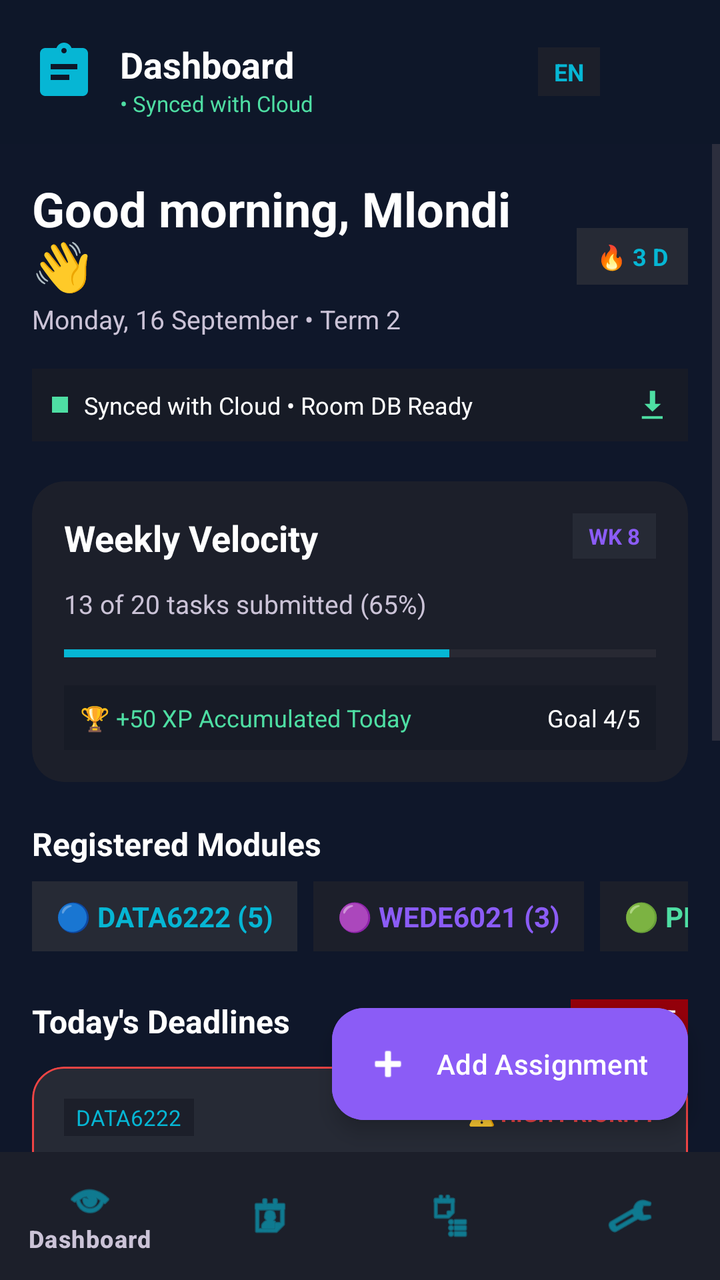
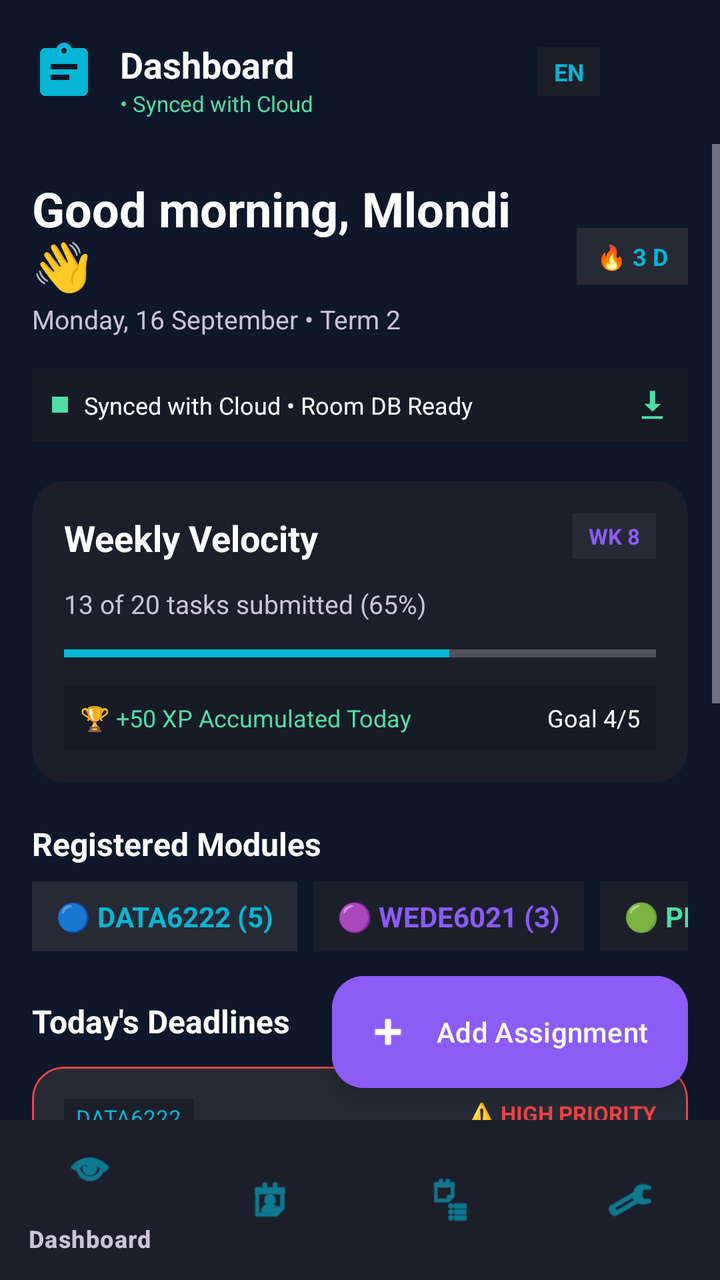

Before-and-after screenshots of an Android layout around one commit, followed by the original layout XML and the change that was made.
<!-- AndroidManifest.xml: application theme Theme.AssignmentPlanner -->
<!-- res/layout/activity_dashboard.xml -->
<?xml version="1.0" encoding="utf-8"?>
<androidx.constraintlayout.widget.ConstraintLayout xmlns:android="http://schemas.android.com/apk/res/android"
    xmlns:app="http://schemas.android.com/apk/res-auto"
    xmlns:tools="http://schemas.android.com/tools"
    android:layout_width="match_parent"
    android:layout_height="match_parent"
    android:background="@color/bg_gradient_start">

    
    <androidx.constraintlayout.widget.ConstraintLayout
        android:id="@+id/header_bar"
        android:layout_width="match_parent"
        android:layout_height="72dp"
        android:background="#1A0F131D"
        android:paddingHorizontal="16dp"
        app:layout_constraintTop_toTopOf="parent">

        <ImageView
            android:id="@+id/iv_logo"
            android:layout_width="32dp"
            android:layout_height="32dp"
            android:src="@drawable/ic_assignment_logo"
            app:layout_constraintBottom_toBottomOf="parent"
            app:layout_constraintStart_toStartOf="parent"
            app:layout_constraintTop_toTopOf="parent" />

        <TextView
            android:id="@+id/tv_header_title"
            android:layout_width="wrap_content"
            android:layout_height="wrap_content"
            android:layout_marginStart="12dp"
            android:text="Dashboard"
            android:textColor="@color/text_primary"
            android:textSize="18sp"
            android:textStyle="bold"
            app:layout_constraintStart_toEndOf="@id/iv_logo"
            app:layout_constraintTop_toTopOf="@id/iv_logo" />

        <TextView
            android:id="@+id/tv_sync_status"
            android:layout_width="wrap_content"
            android:layout_height="wrap_content"
            android:text="• Synced with Cloud"
            android:textColor="@color/tertiary_green"
            android:textSize="11sp"
            app:layout_constraintStart_toStartOf="@id/tv_header_title"
            app:layout_constraintTop_toBottomOf="@id/tv_header_title" />

        <LinearLayout
            android:layout_width="wrap_content"
            android:layout_height="wrap_content"
            android:gravity="center_vertical"
            android:orientation="horizontal"
            app:layout_constraintBottom_toBottomOf="parent"
            app:layout_constraintEnd_toEndOf="parent"
            app:layout_constraintTop_toTopOf="parent">

            <TextView
                android:layout_width="wrap_content"
                android:layout_height="wrap_content"
                android:background="@color/surface_container"
                android:paddingHorizontal="8dp"
                android:paddingVertical="4dp"
                android:text="EN"
                android:textColor="@color/accent_cyan"
                android:textSize="12sp"
                android:textStyle="bold" />

            <ImageView
                android:id="@+id/iv_profile_icon"
                android:layout_width="32dp"
                android:layout_height="32dp"
                android:layout_marginStart="12dp"
                android:src="@android:drawable/sym_def_app_icon"
                app:tint="@color/text_on_surface_variant" />
        </LinearLayout>
    </androidx.constraintlayout.widget.ConstraintLayout>

    
    <ScrollView
        android:layout_width="match_parent"
        android:layout_height="0dp"
        android:fillViewport="true"
        app:layout_constraintBottom_toTopOf="@id/bottom_nav"
        app:layout_constraintTop_toBottomOf="@id/header_bar">

        <LinearLayout
            android:layout_width="match_parent"
            android:layout_height="wrap_content"
            android:orientation="vertical"
            android:padding="16dp">

            
            <androidx.constraintlayout.widget.ConstraintLayout
                android:layout_width="match_parent"
                android:layout_height="wrap_content"
                android:layout_marginBottom="16dp">

                <TextView
                    android:id="@+id/tv_greeting"
                    android:layout_width="0dp"
                    android:layout_height="wrap_content"
                    android:text="Good morning, Mlondi 👋"
                    android:textColor="@color/text_primary"
                    android:textSize="24sp"
                    android:textStyle="bold"
                    app:layout_constraintEnd_toStartOf="@id/streak_pill"
                    app:layout_constraintStart_toStartOf="parent"
                    app:layout_constraintTop_toTopOf="parent" />

                <TextView
                    android:id="@+id/tv_date"
                    android:layout_width="wrap_content"
                    android:layout_height="wrap_content"
                    android:layout_marginTop="2dp"
                    android:text="Monday, 16 September • Term 2"
                    android:textColor="@color/text_on_surface_variant"
                    android:textSize="13sp"
                    app:layout_constraintStart_toStartOf="parent"
                    app:layout_constraintTop_toBottomOf="@id/tv_greeting" />

                <LinearLayout
                    android:id="@+id/streak_pill"
                    android:layout_width="wrap_content"
                    android:layout_height="wrap_content"
                    android:background="@color/surface_container_high"
                    android:gravity="center"
                    android:orientation="horizontal"
                    android:paddingHorizontal="10dp"
                    android:paddingVertical="6dp"
                    app:layout_constraintBottom_toBottomOf="parent"
                    app:layout_constraintEnd_toEndOf="parent"
                    app:layout_constraintTop_toTopOf="parent">

                    <TextView
                        android:layout_width="wrap_content"
                        android:layout_height="wrap_content"
                        android:text="🔥 3 D"
                        android:textColor="@color/accent_cyan"
                        android:textSize="12sp"
                        android:textStyle="bold" />
                </LinearLayout>
            </androidx.constraintlayout.widget.ConstraintLayout>

            
            <LinearLayout
                android:layout_width="match_parent"
                android:layout_height="wrap_content"
                android:layout_marginBottom="20dp"
                android:background="@color/surface_container_low"
                android:gravity="center_vertical"
                android:orientation="horizontal"
                android:padding="10dp">

                <View
                    android:layout_width="8dp"
                    android:layout_height="8dp"
                    android:layout_marginEnd="8dp"
                    android:background="@color/tertiary_green" />

                <TextView
                    android:layout_width="0dp"
                    android:layout_height="wrap_content"
                    android:layout_weight="1"
                    android:text="Synced with Cloud • Room DB Ready"
                    android:textColor="@color/text_primary"
                    android:textSize="12sp" />

                <ImageView
                    android:layout_width="16dp"
                    android:layout_height="16dp"
                    android:src="@android:drawable/stat_sys_download_done"
                    app:tint="@color/tertiary_green" />
            </LinearLayout>

            
            <com.google.android.material.card.MaterialCardView
                android:layout_width="match_parent"
                android:layout_height="wrap_content"
                android:layout_marginBottom="20dp"
                app:cardBackgroundColor="@color/surface_container"
                app:cardCornerRadius="16dp"
                app:strokeWidth="0dp">

                <LinearLayout
                    android:layout_width="match_parent"
                    android:layout_height="wrap_content"
                    android:orientation="vertical"
                    android:padding="16dp">

                    <androidx.constraintlayout.widget.ConstraintLayout
                        android:layout_width="match_parent"
                        android:layout_height="wrap_content"
                        android:layout_marginBottom="12dp">

                        <TextView
                            android:layout_width="wrap_content"
                            android:layout_height="wrap_content"
                            android:text="Weekly Velocity"
                            android:textColor="@color/text_primary"
                            android:textSize="18sp"
                            android:textStyle="bold"
                            app:layout_constraintStart_toStartOf="parent"
                            app:layout_constraintTop_toTopOf="parent" />

                        <TextView
                            android:layout_width="wrap_content"
                            android:layout_height="wrap_content"
                            android:background="@color/surface_container_high"
                            android:paddingHorizontal="8dp"
                            android:paddingVertical="4dp"
                            android:text="WK 8"
                            android:textColor="@color/accent_violet"
                            android:textSize="11sp"
                            android:textStyle="bold"
                            app:layout_constraintEnd_toEndOf="parent"
                            app:layout_constraintTop_toTopOf="parent" />
                    </androidx.constraintlayout.widget.ConstraintLayout>

                    <TextView
                        android:layout_width="wrap_content"
                        android:layout_height="wrap_content"
                        android:layout_marginBottom="12dp"
                        android:text="13 of 20 tasks submitted (65%)"
                        android:textColor="@color/text_on_surface_variant"
                        android:textSize="13sp" />

                    <ProgressBar
                        android:id="@+id/pb_overall_completion"
                        style="?android:attr/progressBarStyleHorizontal"
                        android:layout_width="match_parent"
                        android:layout_height="8dp"
                        android:layout_marginBottom="12dp"
                        android:max="100"
                        android:progress="65"
                        android:progressTint="@color/accent_cyan" />

                    
                    <LinearLayout
                        android:layout_width="match_parent"
                        android:layout_height="wrap_content"
                        android:background="@color/surface_container_low"
                        android:orientation="horizontal"
                        android:padding="8dp">

                        <TextView
                            android:layout_width="0dp"
                            android:layout_height="wrap_content"
                            android:layout_weight="1"
                            android:text="🏆 +50 XP Accumulated Today"
                            android:textColor="@color/tertiary_green"
                            android:textSize="12sp" />

                        <TextView
                            android:layout_width="wrap_content"
                            android:layout_height="wrap_content"
                            android:text="Goal 4/5"
                            android:textColor="@color/text_primary"
                            android:textSize="12sp" />
                    </LinearLayout>
                </LinearLayout>
            </com.google.android.material.card.MaterialCardView>

            
            <TextView
                android:layout_width="wrap_content"
                android:layout_height="wrap_content"
                android:layout_marginBottom="8dp"
                android:text="Registered Modules"
                android:textColor="@color/text_primary"
                android:textSize="16sp"
                android:textStyle="bold" />

            <HorizontalScrollView
                android:layout_width="match_parent"
                android:layout_height="wrap_content"
                android:layout_marginBottom="24dp"
                android:scrollbars="none">

                <LinearLayout
                    android:layout_width="wrap_content"
                    android:layout_height="wrap_content"
                    android:orientation="horizontal">

                    <TextView
                        android:layout_width="wrap_content"
                        android:layout_height="wrap_content"
                        android:layout_marginEnd="8dp"
                        android:background="@color/surface_container_high"
                        android:paddingHorizontal="12dp"
                        android:paddingVertical="8dp"
                        android:text="🔵 DATA6222 (5)"
                        android:textColor="@color/accent_cyan"
                        android:textStyle="bold" />

                    <TextView
                        android:layout_width="wrap_content"
                        android:layout_height="wrap_content"
                        android:layout_marginEnd="8dp"
                        android:background="@color/surface_container"
                        android:paddingHorizontal="12dp"
                        android:paddingVertical="8dp"
                        android:text="🟣 WEDE6021 (3)"
                        android:textColor="@color/accent_violet"
                        android:textStyle="bold" />

                    <TextView
                        android:layout_width="wrap_content"
                        android:layout_height="wrap_content"
                        android:background="@color/surface_container"
                        android:paddingHorizontal="12dp"
                        android:paddingVertical="8dp"
                        android:text="🟢 PROG6212 (4)"
                        android:textColor="@color/tertiary_green"
                        android:textStyle="bold" />
                </LinearLayout>
            </HorizontalScrollView>

            
            <androidx.constraintlayout.widget.ConstraintLayout
                android:layout_width="match_parent"
                android:layout_height="wrap_content"
                android:layout_marginBottom="12dp">

                <TextView
                    android:layout_width="wrap_content"
                    android:layout_height="wrap_content"
                    android:text="Today's Deadlines"
                    android:textColor="@color/text_primary"
                    android:textSize="16sp"
                    android:textStyle="bold"
                    app:layout_constraintStart_toStartOf="parent"
                    app:layout_constraintTop_toTopOf="parent" />

                <TextView
                    android:layout_width="wrap_content"
                    android:layout_height="wrap_content"
                    android:background="@color/error_container"
                    android:paddingHorizontal="6dp"
                    android:paddingVertical="2dp"
                    android:text="1 URGENT"
                    android:textColor="@color/text_primary"
                    android:textSize="10sp"
                    android:textStyle="bold"
                    app:layout_constraintEnd_toEndOf="parent"
                    app:layout_constraintTop_toTopOf="parent" />
            </androidx.constraintlayout.widget.ConstraintLayout>

            
            <com.google.android.material.card.MaterialCardView
                android:id="@+id/preview_item"
                android:layout_width="match_parent"
                android:layout_height="wrap_content"
                android:layout_marginBottom="20dp"
                app:cardBackgroundColor="@color/surface_container_high"
                app:cardCornerRadius="16dp"
                app:strokeColor="@color/destructive_red"
                app:strokeWidth="1dp">

                <LinearLayout
                    android:layout_width="match_parent"
                    android:layout_height="wrap_content"
                    android:orientation="vertical"
                    android:padding="16dp">

                    <androidx.constraintlayout.widget.ConstraintLayout
                        android:layout_width="match_parent"
                        android:layout_height="wrap_content"
                        android:layout_marginBottom="8dp">

                        <TextView
                            android:layout_width="wrap_content"
                            android:layout_height="wrap_content"
                            android:background="@color/surface_container"
                            android:paddingHorizontal="6dp"
                            android:paddingVertical="2dp"
                            android:text="DATA6222"
                            android:textColor="@color/accent_cyan"
                            android:textSize="11sp"
                            app:layout_constraintStart_toStartOf="parent"
                            app:layout_constraintTop_toTopOf="parent" />

                        <TextView
                            android:layout_width="wrap_content"
                            android:layout_height="wrap_content"
                            android:text="⚠️ HIGH PRIORITY"
                            android:textColor="@color/destructive_red"
                            android:textSize="11sp"
                            android:textStyle="bold"
                            app:layout_constraintEnd_toEndOf="parent"
                            app:layout_constraintTop_toTopOf="parent" />
                    </androidx.constraintlayout.widget.ConstraintLayout>

                    <TextView
                        android:id="@+id/tv_task_title"
                        android:layout_width="match_parent"
                        android:layout_height="wrap_content"
                        android:layout_marginBottom="4dp"
                        android:text="Database Normalization &amp; Indexing Assignment"
                        android:textColor="@color/text_primary"
                        android:textSize="16sp"
                        android:textStyle="bold" />

                    <TextView
                        android:layout_width="match_parent"
                        android:layout_height="wrap_content"
                        android:layout_marginBottom="12dp"
                        android:text="Relational schema design, 3NF synthesis, and query execution plan write-up."
                        android:textColor="@color/text_on_surface_variant"
                        android:textSize="13sp" />

                    <androidx.constraintlayout.widget.ConstraintLayout
                        android:layout_width="match_parent"
                        android:layout_height="wrap_content">

                        <TextView
                            android:layout_width="wrap_content"
                            android:layout_height="wrap_content"
                            android:text="⏰ Due Today, 17:00"
                            android:textColor="@color/destructive_red"
                            android:textSize="12sp"
                            app:layout_constraintBottom_toBottomOf="parent"
                            app:layout_constraintStart_toStartOf="parent"
                            app:layout_constraintTop_toTopOf="parent" />

                        <TextView
                            android:layout_width="wrap_content"
                            android:layout_height="wrap_content"
                            android:background="@color/surface_container"
                            android:paddingHorizontal="8dp"
                            android:paddingVertical="4dp"
                            android:text="📋 4/5 subtasks"
                            android:textColor="@color/text_primary"
                            android:textSize="11sp"
                            app:layout_constraintBottom_toBottomOf="parent"
                            app:layout_constraintEnd_toEndOf="parent"
                            app:layout_constraintTop_toTopOf="parent" />
                    </androidx.constraintlayout.widget.ConstraintLayout>
                </LinearLayout>
            </com.google.android.material.card.MaterialCardView>

            
            <TextView
                android:layout_width="wrap_content"
                android:layout_height="wrap_content"
                android:layout_marginBottom="12dp"
                android:text="Upcoming Tasks"
                android:textColor="@color/text_primary"
                android:textSize="16sp"
                android:textStyle="bold" />

            
            <com.google.android.material.card.MaterialCardView
                android:layout_width="match_parent"
                android:layout_height="wrap_content"
                android:layout_marginBottom="12dp"
                app:cardBackgroundColor="@color/surface_container"
                app:cardCornerRadius="12dp"
                app:strokeWidth="0dp">

                <LinearLayout
                    android:layout_width="match_parent"
                    android:layout_height="wrap_content"
                    android:orientation="vertical"
                    android:padding="12dp">

                    <TextView
                        android:layout_width="wrap_content"
                        android:layout_height="wrap_content"
                        android:text="WEDE6021 • MEDIUM • 48h left"
                        android:textColor="@color/accent_violet"
                        android:textSize="11sp" />

                    <TextView
                        android:layout_width="match_parent"
                        android:layout_height="wrap_content"
                        android:text="Software Engineering Project Architecture"
                        android:textColor="@color/text_primary"
                        android:textStyle="bold" />
                </LinearLayout>
            </com.google.android.material.card.MaterialCardView>

            
            <LinearLayout
                android:layout_width="match_parent"
                android:layout_height="wrap_content"
                android:background="@color/surface_container_low"
                android:orientation="horizontal"
                android:padding="12dp"
                android:gravity="center_vertical"
                android:layout_marginTop="8dp">

                <TextView
                    android:layout_width="0dp"
                    android:layout_height="wrap_content"
                    android:layout_weight="1"
                    android:text="Got a new test or lab? Log it now."
                    android:textColor="@color/text_on_surface_variant"
                    android:textSize="13sp" />

                <Button
                    android:id="@+id/btn_action_task"
                    style="@style/Widget.MaterialComponents.Button.TextButton"
                    android:layout_width="wrap_content"
                    android:layout_height="wrap_content"
                    android:text="+ Quick Add"
                    android:textColor="@color/accent_cyan" />
            </LinearLayout>

        </LinearLayout>
    </ScrollView>

    
    <com.google.android.material.floatingactionbutton.ExtendedFloatingActionButton
        android:id="@+id/fab_add_assignment"
        android:layout_width="wrap_content"
        android:layout_height="wrap_content"
        android:layout_marginEnd="16dp"
        android:layout_marginBottom="16dp"
        android:backgroundTint="@color/accent_violet"
        android:text="Add Assignment"
        android:textColor="@color/text_primary"
        app:icon="@android:drawable/ic_input_add"
        app:iconTint="@color/text_primary"
        app:layout_constraintBottom_toTopOf="@id/bottom_nav"
        app:layout_constraintEnd_toEndOf="parent" />

    
    <com.google.android.material.bottomnavigation.BottomNavigationView
        android:id="@+id/bottom_nav"
        android:layout_width="match_parent"
        android:layout_height="64dp"
        android:background="@color/surface_container"
        app:itemIconTint="@color/accent_cyan"
        app:itemTextColor="@color/text_on_surface_variant"
        app:layout_constraintBottom_toBottomOf="parent"
        app:menu="@menu/bottom_nav_menu" />

</androidx.constraintlayout.widget.ConstraintLayout>
<!-- resources referenced by this layout -->
<resources>
  <color name="accent_cyan">#06B6D4</color>
  <color name="accent_violet">#8B5CF6</color>
  <color name="bg_gradient_start">#0F172A</color>
  <color name="destructive_red">#EF4444</color>
  <color name="error_container">#93000A</color>
  <color name="surface_container">#1C1F2A</color>
  <color name="surface_container_high">#262A35</color>
  <color name="surface_container_low">#171B26</color>
  <color name="tertiary_green">#4EDEA3</color>
  <color name="text_on_surface_variant">#CBC3D7</color>
  <color name="text_primary">#FFFFFF</color>
  <!-- drawable ic_assignment_logo (drawable) -->
  <?xml version="1.0" encoding="utf-8"?>
  <vector xmlns:android="http://schemas.android.com/apk/res/android"
      android:width="24dp"
      android:height="24dp"
      android:viewportWidth="24"
      android:viewportHeight="24">
      <path
          android:fillColor="@color/accent_cyan"
          android:pathData="M19,3h-4.18C14.4,1.84 13.3,1 12,1S9.6,1.84 9.18,3H5C3.9,3 3,3.9 3,5v14c0,1.1 0.9,2 2,2h14c1.1,0 2,-0.9 2,-2V5C21,3.9 20.1,3 19,3zM12,3c0.55,0 1,0.45 1,1s-0.45,1 -1,1s-1,-0.45 -1,-1S11.45,3 12,3zM14,15H7v-2h7V15zM17,11H7V9h10V11z" />
  </vector>
  <style name="Theme.AssignmentPlanner" parent="Base.Theme.AssignmentPlanner" />
  <style name="Base.Theme.AssignmentPlanner" parent="Theme.Material3.DayNight.NoActionBar">
          
          
      </style>
</resources>

<!-- the commit's change to res/layout/activity_dashboard.xml (unified diff, before → after) -->
@@ -2,6 +2,7 @@
 <androidx.constraintlayout.widget.ConstraintLayout xmlns:android="http://schemas.android.com/apk/res/android"
     xmlns:app="http://schemas.android.com/apk/res-auto"
     xmlns:tools="http://schemas.android.com/tools"
+    android:id="@+id/main"
     android:layout_width="match_parent"
     android:layout_height="match_parent"
     android:background="@color/bg_gradient_start">
@@ -529,7 +530,7 @@
     <com.google.android.material.bottomnavigation.BottomNavigationView
         android:id="@+id/bottom_nav"
         android:layout_width="match_parent"
-        android:layout_height="64dp"
+        android:layout_height="wrap_content"
         android:background="@color/surface_container"
         app:itemIconTint="@color/accent_cyan"
         app:itemTextColor="@color/text_on_surface_variant"
<!-- resource entries referenced after the edit -->
@@ -23,9 +23,13 @@
           android:pathData="M19,3h-4.18C14.4,1.84 13.3,1 12,1S9.6,1.84 9.18,3H5C3.9,3 3,3.9 3,5v14c0,1.1 0.9,2 2,2h14c1.1,0 2,-0.9 2,-2V5C21,3.9 20.1,3 19,3zM12,3c0.55,0 1,0.45 1,1s-0.45,1 -1,1s-1,-0.45 -1,-1S11.45,3 12,3zM14,15H7v-2h7V15zM17,11H7V9h10V11z" />
   </vector>
   <style name="Theme.AssignmentPlanner" parent="Base.Theme.AssignmentPlanner" />
-  <style name="Base.Theme.AssignmentPlanner" parent="Theme.Material3.DayNight.NoActionBar">
-          
-          
+  <style name="Base.Theme.AssignmentPlanner" parent="Theme.Material3.Dark.NoActionBar">
+          <item name="colorPrimary">@color/accent_violet</item>
+          <item name="colorSecondary">@color/accent_cyan</item>
+          <item name="colorTertiary">@color/tertiary_green</item>
+          <item name="colorError">@color/destructive_red</item>
+          <item name="android:textColorHint">@color/outline</item>
       </style>
+  <color name="outline">#958EA0</color>
 </resources>
 
